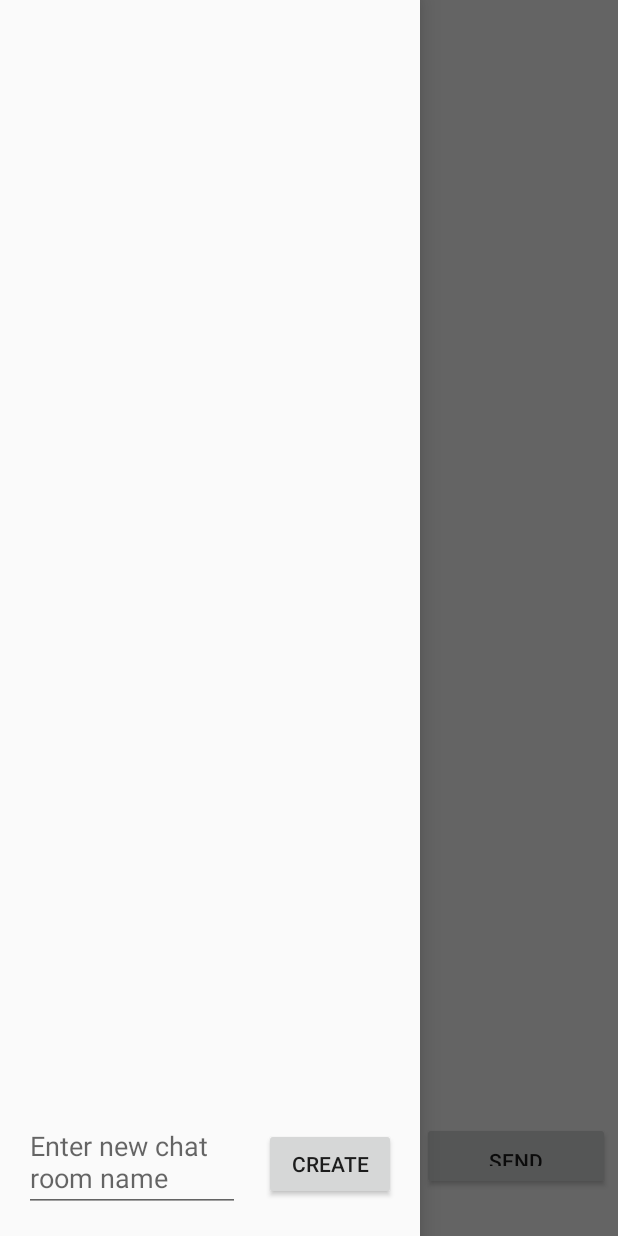
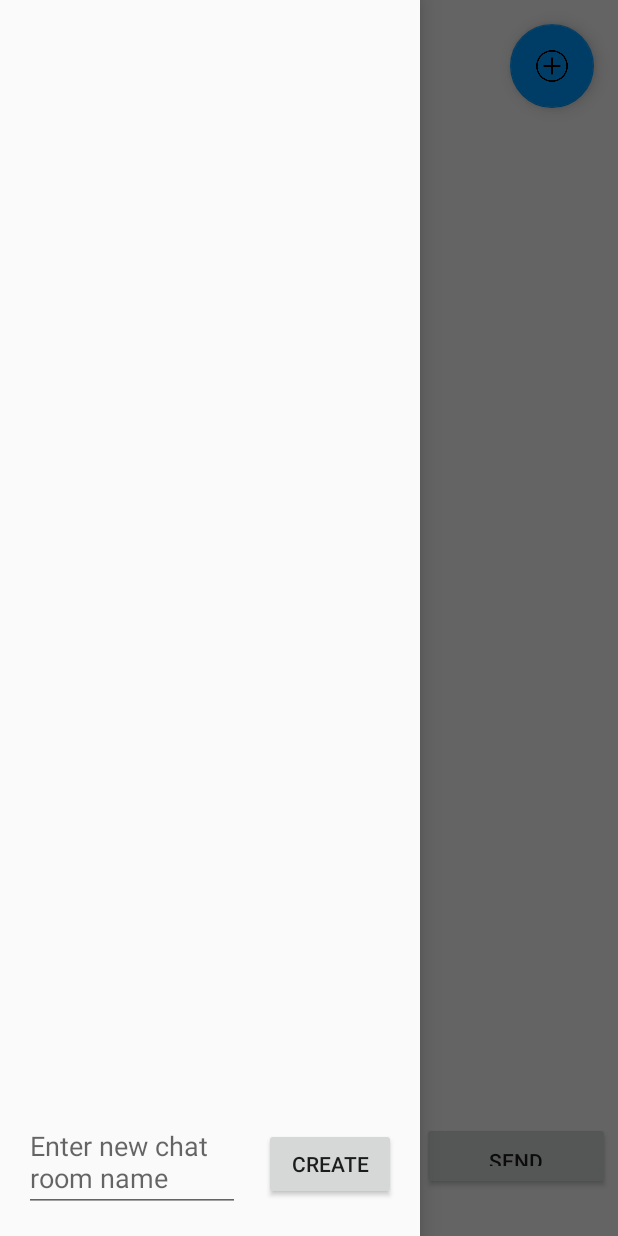
Before and after one commit to Dan21198/ChatApp2, an Android app: the ChatActivity screen opened directly, with no data from a screen before it, with the side drawer open, on a phone screen of 412 x 824 dp. Run offline under Robolectric (Android 15) with nearby library versions, the phone set to English and light mode, and no system bars; libraries missing offline, so code that uses them is left out: org.hildan.krossbow; network calls fail; 2 statements that could not run were skipped.

Commit message:
adding user

```diff
--- a/app/src/main/java/com/example/chatapp/api/ApiService.kt
+++ b/app/src/main/java/com/example/chatapp/api/ApiService.kt
@@ -6,6 +6,8 @@ import com.example.chatapp.model.ChatRoom
 import com.example.chatapp.model.User
 import retrofit2.Call
 import retrofit2.http.Body
+import retrofit2.http.Field
+import retrofit2.http.FormUrlEncoded
 import retrofit2.http.GET
 import retrofit2.http.POST
 import retrofit2.http.Query
@@ -35,5 +37,4 @@ interface ApiService {
     @POST("api/chat/add")
     fun addUser(@Query("chatId") chatId: Long, @Query("email") email: String): Call<User>
 
-
 }
--- a/app/src/main/res/layout/activity_chat.xml
+++ b/app/src/main/res/layout/activity_chat.xml
@@ -1,11 +1,17 @@
 <?xml version="1.0" encoding="utf-8"?>
 <androidx.drawerlayout.widget.DrawerLayout
     xmlns:android="http://schemas.android.com/apk/res/android"
+    xmlns:app="http://schemas.android.com/apk/res-auto"
     android:id="@+id/drawerLayout"
     android:layout_width="match_parent"
     android:layout_height="match_parent">
 
     <!-- Main content view -->
+    <FrameLayout
+        android:id="@+id/container"
+        android:layout_width="match_parent"
+        android:layout_height="match_parent">
+
         <LinearLayout
             android:id="@+id/activity_main_layout"
             android:layout_width="match_parent"
@@ -28,7 +34,7 @@
                     android:text="@string/text" />
             </ScrollView>
 
-        <!-- Space to push EditText and Button to bottom -->
+            <!-- Space to push EditText and Button to the bottom -->
             <View
                 android:id="@+id/viewToDetectSwipe"
                 android:layout_width="match_parent"
@@ -64,6 +70,19 @@
                     android:padding="16dp"/>
             </LinearLayout>
         </LinearLayout>
+
+        <!-- "Add User" button outside the main content layout -->
+        <com.google.android.material.floatingactionbutton.FloatingActionButton
+            android:id="@+id/fabAddUser"
+            android:layout_width="wrap_content"
+            android:layout_height="wrap_content"
+            android:layout_gravity="top|end"
+            android:layout_margin="16dp"
+            android:src="@drawable/ic_add_user"
+            app:backgroundTint="@color/blue"
+            app:fabSize="normal" />
+
+    </FrameLayout>
 
     <!-- Drawer content -->
     <com.google.android.material.navigation.NavigationView
--- a/app/src/main/res/values/strings.xml
+++ b/app/src/main/res/values/strings.xml
@@ -55,4 +55,7 @@
     <string name="menu_slideshow">Slideshow</string>
     <string name="text" />
     <string name="send">Send</string>
+    <string name="enter_new_user_email">Enter new user email</string>
+    <string name="user_email">User email</string>
+    <string name="add_user">Add User</string>
 </resources>
```
Also changed, not shown: app/src/main/java/com/example/chatapp/ChatActivity.kt (+60 -48 lines), app/src/main/res/layout/dialog_add_user.xml (added, +19 -0 lines), app/src/main/res/drawable/ic_add_user.png (added). Lines whose indentation alone changed are shown as unchanged.
